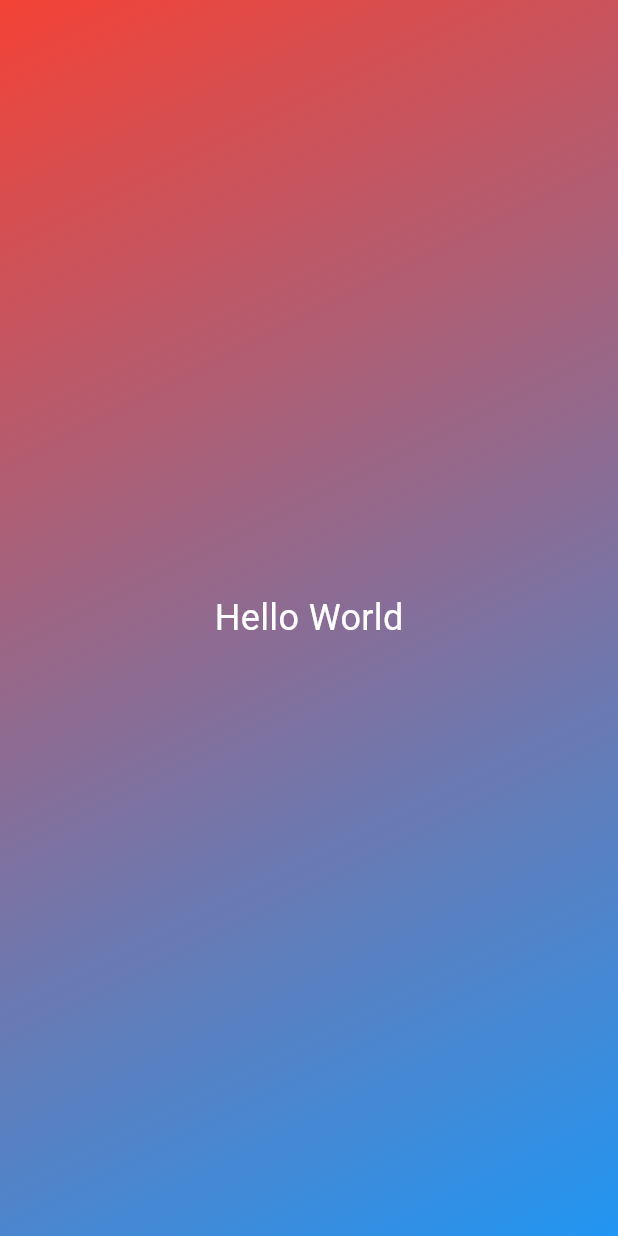
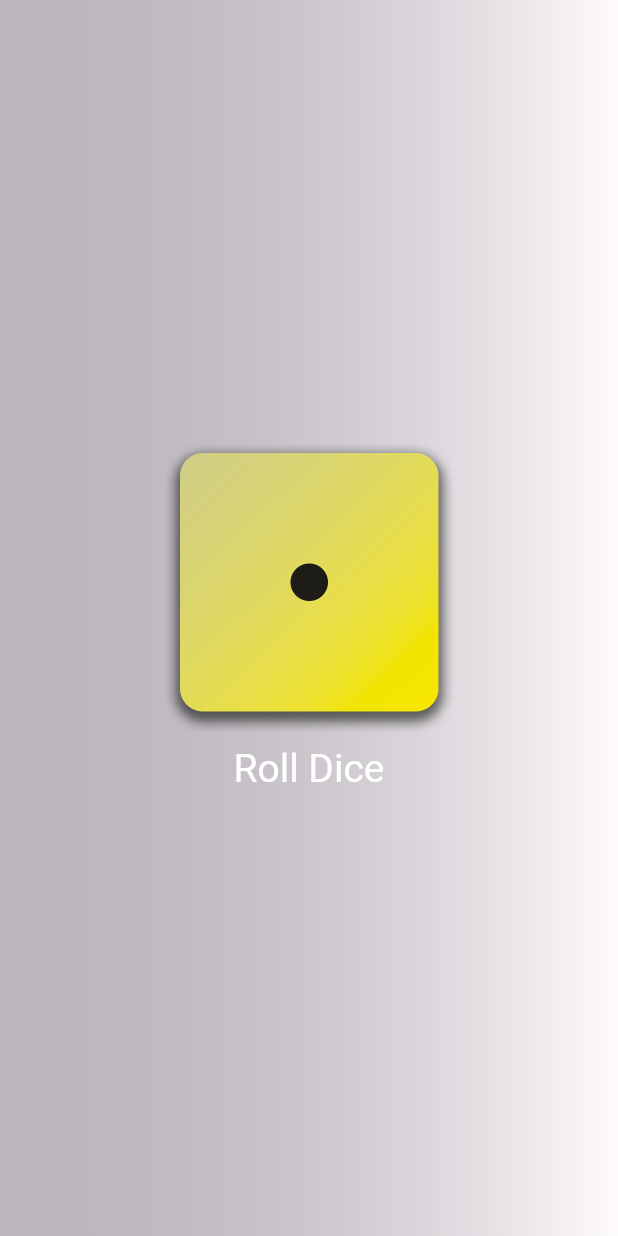
Before and after one commit to CodeCraftersgcuf/Flutter, a Flutter app: the screen it shows after launch, on a phone screen of 412 x 824 dp. Run offline on Flutter 3.47's test engine with Material 3 defaults, Android fonts, the phone set to English and light mode, and no system bars.

Commit message:
Completed the Flutter Roll Dice.

```diff
--- /dev/null
+++ b/first_app/lib/dice_roller.dart
@@ -0,0 +1,44 @@
+import 'package:flutter/material.dart';
+import 'dart:math';
+
+class DiceRoller extends StatefulWidget {
+  const DiceRoller({super.key});
+
+  @override
+  State<DiceRoller> createState() {
+    return _DiceRollerState();
+  }
+}
+
+class _DiceRollerState extends State<DiceRoller> {
+  var activeDiceImage = 'assests/images/dice-1.png'; // Corrected path
+
+  void rollDice() {
+    var diceRoll = Random().nextInt(6) + 1;
+    setState(() {
+      // Randomize the dice image
+      activeDiceImage = 'assests/images/dice-$diceRoll.png'; // Randomize logic
+    });
+  }
+
+  @override
+  Widget build(BuildContext context) {
+    return Column(
+      mainAxisSize: MainAxisSize.min,
+      children: [
+        Image.asset(
+          activeDiceImage,
+          width: 200,
+        ),
+        TextButton(
+          onPressed: rollDice,
+          style: TextButton.styleFrom(
+            foregroundColor: Colors.white,
+            textStyle: const TextStyle(fontSize: 26),
+          ),
+          child: const Text('Roll Dice'),
+        ),
+      ],
+    );
+  }
+}
--- a/first_app/lib/gradient_container.dart
+++ b/first_app/lib/gradient_container.dart
@@ -1,23 +1,30 @@
+import 'package:first_app/dice_roller.dart';
 import 'package:flutter/material.dart';
 import 'package:first_app/styled_text.dart';
+import 'package:first_app/dice_roller.dart';
 
+const startAlignment = Alignment.bottomLeft;
+const endAlignment = Alignment.bottomRight;
 
 class GradientContainer extends StatelessWidget {
-  // GradientContainer({key}): super(key:key);
- const GradientContainer({super.key});
+  const GradientContainer(this.color1, this.color2, {super.key});
+
+  final Color color1;
+  final Color color2;
+
 
   @override
   Widget build(context) {
     return Container(
-      decoration: const BoxDecoration(
+      decoration: BoxDecoration(
         gradient: LinearGradient(
-          colors: [Colors.red, Colors.blue],
-          begin: Alignment.topLeft,
-          end: Alignment.bottomRight,
+          colors: [color1, color2],
+          begin: startAlignment,
+          end: endAlignment,
         ),
       ),
       child: const Center(
-        child: StyledText(),
+        child: DiceRoller(),
       ),
     );
   }
--- a/first_app/lib/main.dart
+++ b/first_app/lib/main.dart
@@ -3,9 +3,9 @@ import 'package:first_app/gradient_container.dart';
 
 void main() {
   runApp(
-   const MaterialApp(
+   const  MaterialApp(
       home: Scaffold(
-        body:  GradientContainer(),
+        body: GradientContainer(Colors.black26, Colors.white54),
       ),
     ),
   );
--- a/first_app/lib/styled_text.dart
+++ b/first_app/lib/styled_text.dart
@@ -1,15 +1,18 @@
 import 'package:flutter/material.dart';
 
-class StyledText extends StatelessWidget{
-  const StyledText({super.key});
+class TextStyled extends StatelessWidget {
+  const TextStyled(this.text, {super.key});
+
+  final String text;
+
   @override
-  Widget build(context){
-    return const Text(
-          'Hello World',
-          style: TextStyle(
-            fontSize: 24.0,
-            color: Colors.white,
-          ),
-        );
+  Widget build(context) {
+    return Text(
+      text,
+      style: const TextStyle(
+        color: Colors.red,
+        fontSize: 23,
+      ),
+    );
   }
 }
```
Also changed, not shown: first_app/pubspec.yaml (+7 -3 lines), first_app/assests/images/dice-1.png (added), first_app/assests/images/dice-2.png (added), first_app/assests/images/dice-3.png (added), first_app/assests/images/dice-4.png (added), first_app/assests/images/dice-5.png (added), first_app/assests/images/dice-6.png (added), 1 other file.
